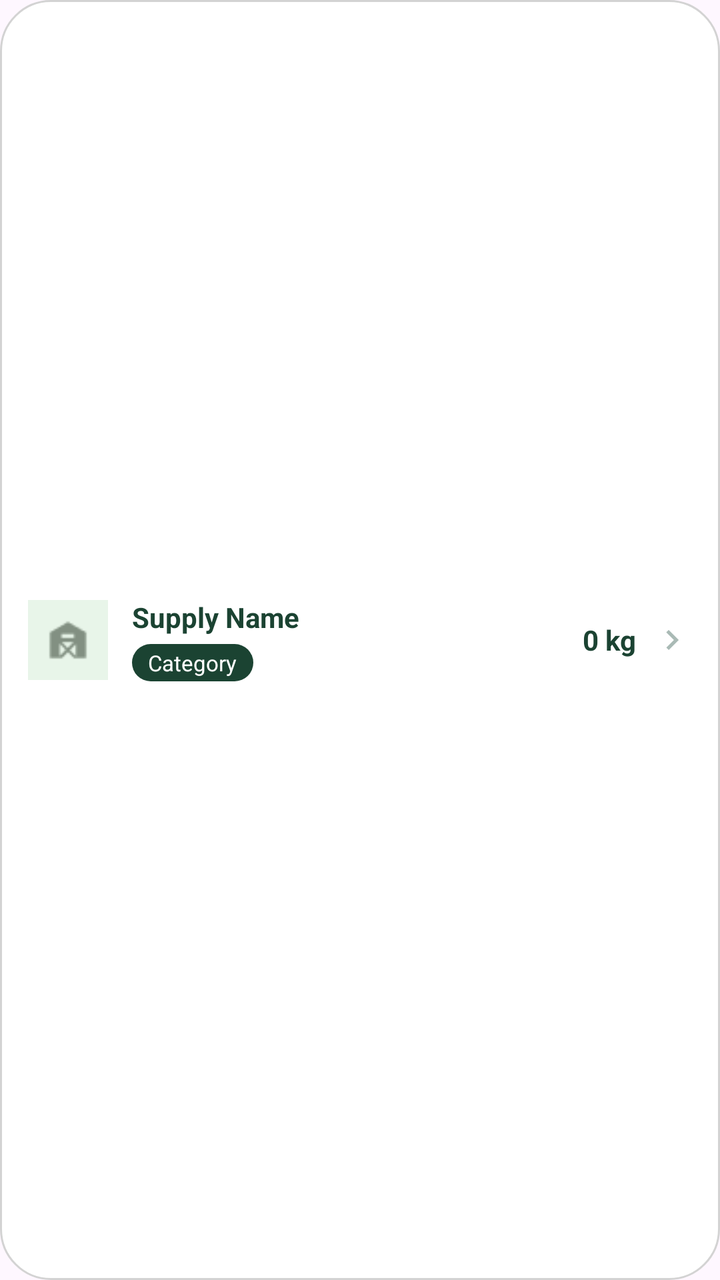
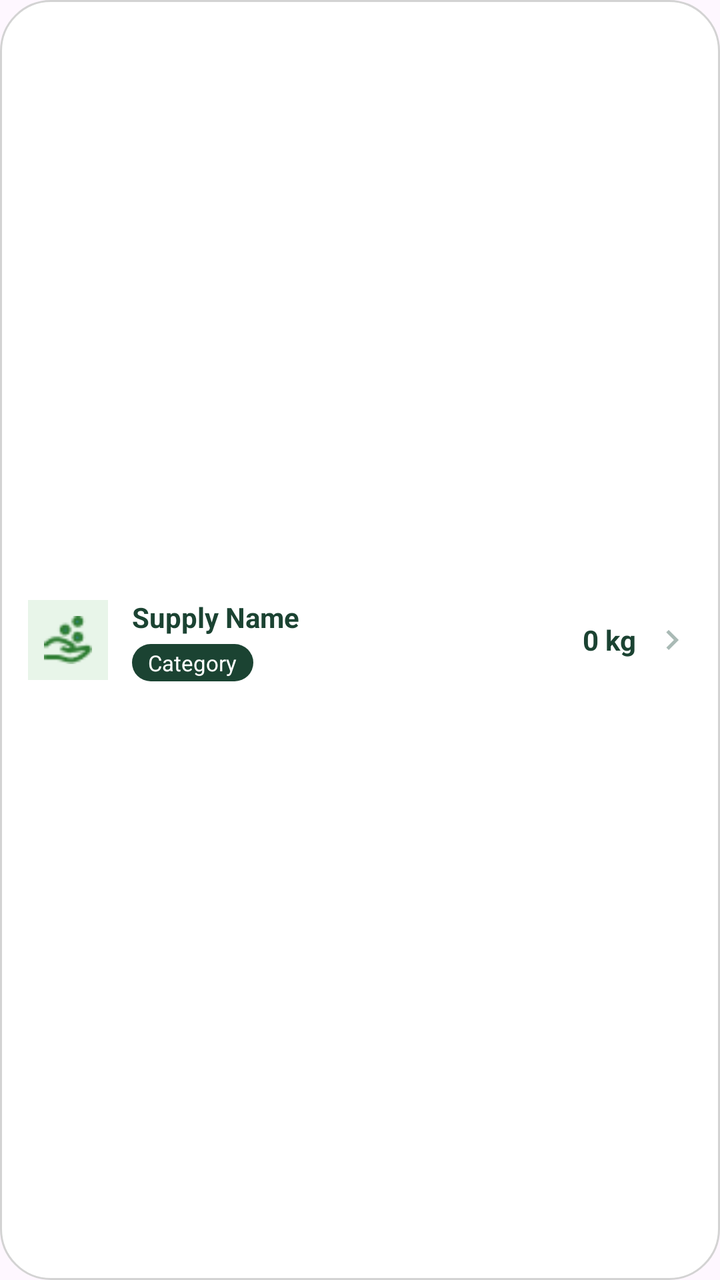

An Android layout rendered at two revisions. The XML below is the earlier revision; the diff shows what the commit changed to produce the second picture.
<!-- AndroidManifest.xml: application theme Theme.MyApplication -->
<!-- res/layout/item_supply_row.xml -->
<?xml version="1.0" encoding="utf-8"?>
<LinearLayout xmlns:android="http://schemas.android.com/apk/res/android"
    android:layout_width="match_parent"
    android:layout_height="wrap_content"
    android:orientation="horizontal"
    android:gravity="center_vertical"
    android:background="@drawable/card_bg"
    android:padding="14dp"
    android:layout_marginBottom="8dp">

    <ImageView
        android:layout_width="40dp"
        android:layout_height="40dp"
        android:src="@drawable/farm_icon"
        android:background="#E8F5E9"
        android:padding="8dp"
        android:layout_marginEnd="12dp" />

    <LinearLayout
        android:layout_width="0dp"
        android:layout_height="wrap_content"
        android:layout_weight="1"
        android:orientation="vertical">

        <TextView
            android:id="@+id/tvSupplyName"
            android:layout_width="wrap_content"
            android:layout_height="wrap_content"
            android:text="Supply Name"
            android:textColor="#1B4332"
            android:textSize="14sp"
            android:textStyle="bold" />

        <TextView
            android:id="@+id/tvSupplyCategory"
            android:layout_width="wrap_content"
            android:layout_height="wrap_content"
            android:text="Category"
            android:textSize="11sp"
            android:textColor="#FFFFFF"
            android:background="@drawable/chip_selected"
            android:paddingStart="8dp"
            android:paddingEnd="8dp"
            android:paddingTop="2dp"
            android:paddingBottom="2dp"
            android:layout_marginTop="4dp" />

    </LinearLayout>

    <TextView
        android:id="@+id/tvSupplyQty"
        android:layout_width="wrap_content"
        android:layout_height="wrap_content"
        android:text="0 kg"
        android:textColor="#1B4332"
        android:textSize="14sp"
        android:textStyle="bold"
        android:layout_marginEnd="8dp" />

    <ImageView
        android:layout_width="20dp"
        android:layout_height="20dp"
        android:src="@drawable/ic_chevron_right"
        android:tint="#A9BAB5" />

</LinearLayout>
<!-- resources referenced by this layout -->
<resources>
  <!-- drawable card_bg (drawable) -->
  <?xml version="1.0" encoding="utf-8"?>
  <shape xmlns:android="http://schemas.android.com/apk/res/android"
      android:shape="rectangle">
  
      <solid android:color="#FFFFFF" />
  
      <stroke
          android:width="1dp"
          android:color="#D3D3D3" />
  
      <corners android:radius="25dp" />
  
  </shape>
  <!-- drawable chip_selected (drawable) -->
  <?xml version="1.0" encoding="utf-8"?>
  <shape xmlns:android="http://schemas.android.com/apk/res/android"
      android:shape="rectangle">
      <solid android:color="#1B4332" />
      <corners android:radius="16dp" />
  </shape>
  <!-- drawable farm_icon: png bitmap (drawable, 527 bytes) -->
  <!-- drawable ic_chevron_right (drawable) -->
  <vector xmlns:android="http://schemas.android.com/apk/res/android"
      android:width="24dp"
      android:height="24dp"
      android:viewportWidth="24"
      android:viewportHeight="24">
      <path
          android:fillColor="#A9BAB5"
          android:pathData="M10,6L8.59,7.41 13.17,12l-4.58,4.59L10,18l6,-6z"/>
  </vector>
  <style name="Theme.MyApplication" parent="Base.Theme.MyApplication" />
  <style name="Base.Theme.MyApplication" parent="Theme.Material3.DayNight.NoActionBar">
          
          
      </style>
</resources>

<!-- the commit's change to res/layout/item_supply_row.xml (unified diff, before → after) -->
@@ -11,7 +11,7 @@
     <ImageView
         android:layout_width="40dp"
         android:layout_height="40dp"
-        android:src="@drawable/farm_icon"
+        android:src="@drawable/feeds"
         android:background="#E8F5E9"
         android:padding="8dp"
         android:layout_marginEnd="12dp" />
<!-- resource entries referenced after the edit -->
@@ -21,7 +21,7 @@
       <solid android:color="#1B4332" />
       <corners android:radius="16dp" />
   </shape>
-  <!-- drawable farm_icon: png bitmap (drawable, 527 bytes) -->
+  <!-- drawable feeds: png bitmap (drawable, 772 bytes) -->
   <!-- drawable ic_chevron_right (drawable) -->
   <vector xmlns:android="http://schemas.android.com/apk/res/android"
       android:width="24dp"
